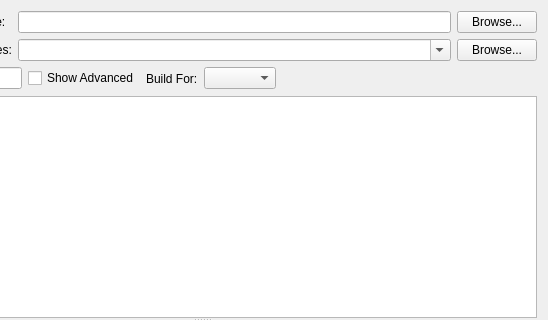
Kitware/CMake, file Source/QtDialog/CMakeSetupDialog.ui: the form before one commit; both pictures show x 145 to 693 and y 0 to 320 of the 693 by 582 pixel window.
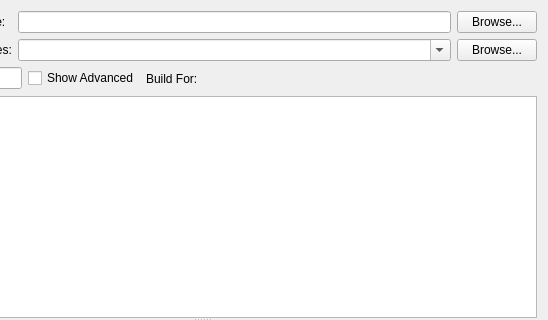
The form after the commit. Custom widgets are drawn as their Qt base class.

Commit message: ENH:  search is case insensitive ENH:  put back prompt for generator, and change combo to label       showing current generator.

Patch:
```diff
--- a/Source/QtDialog/CMakeSetupDialog.ui
+++ b/Source/QtDialog/CMakeSetupDialog.ui
@@ -97,9 +97,6 @@
        </property>
       </widget>
      </item>
-     <item>
-      <widget class="QComboBox" name="Generators" />
-     </item>
      <item>
       <spacer>
        <property name="orientation" >
```
Left out of the diff: 2 changed lines with no effect on the pictures. The commit also changes 3 other files.
